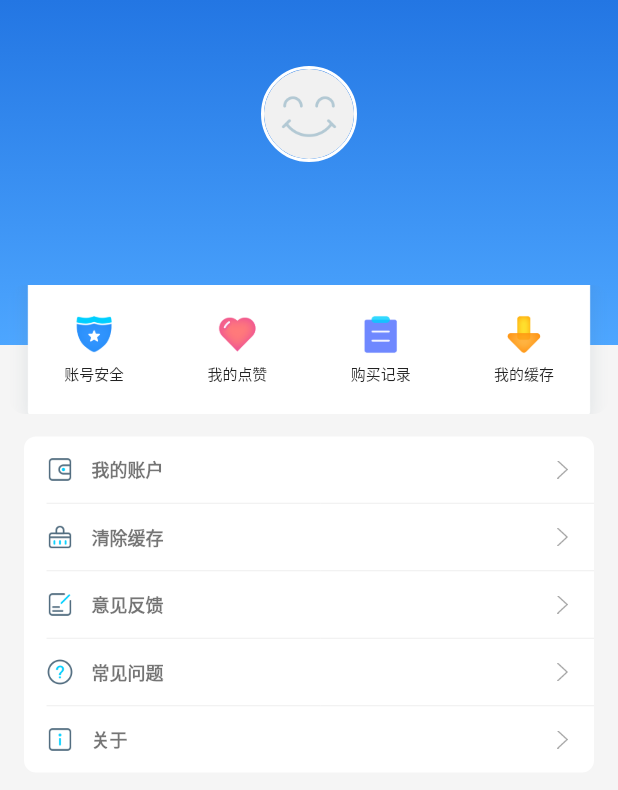
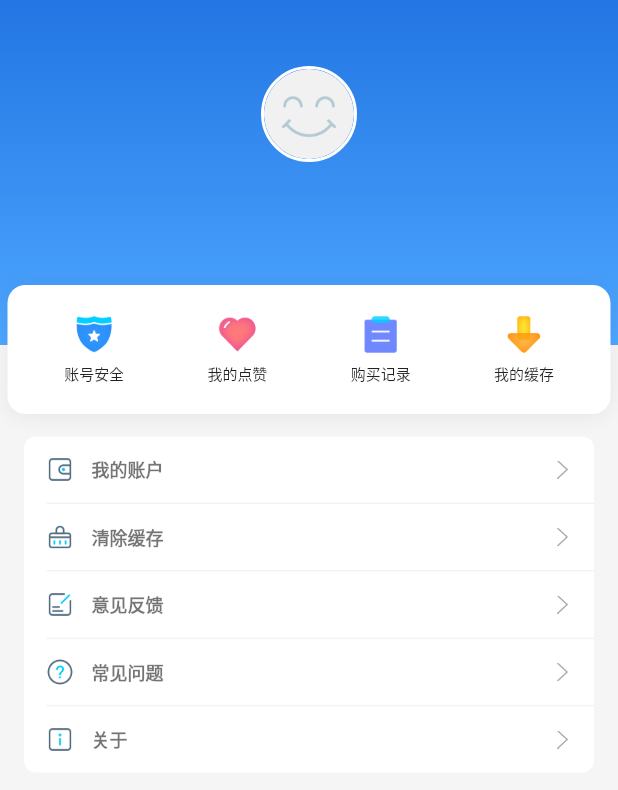
Before and after one commit to KysonLi/flutter_fmlinker, a Flutter app: the MyScreen screen opened by its route, on a phone screen of 412 x 824 dp. Shown: the top 790 px of the screen. Run offline on Flutter 3.47's test engine with Material 2 defaults, Android fonts, the phone set to English and light mode, and no system bars; our stand-ins replace cached_network_image, carousel_slider, device_info_plus, dio, flutter_easyloading, go_router and 8 more; missing offline and left inert: dart:html, fluwx; accounts and stored records are empty; network calls fail.

Commit message:
refactor(ui): 调整界面图标尺寸适配系统文本缩放，替换背景实现方式
1. 替换profile页面背景为白底+圆角+阴影实现
2. 所有页面图标尺寸跟随系统文本缩放系数调整

```diff
--- a/lib/screens/profile/profile_screen.dart
+++ b/lib/screens/profile/profile_screen.dart
@@ -295,11 +295,16 @@
     return Container(
       margin: const EdgeInsets.symmetric(horizontal: 5),
       decoration: BoxDecoration(
-        image: const DecorationImage(
-          image: AssetImage('assets/images/my_h_bg.png'),
-          fit: BoxFit.cover,
-        ),
+        // 去掉背景图，纯代码实现：白底 + 圆角 + 柔和阴影
+        color: Colors.white,
         borderRadius: BorderRadius.circular(12),
+        boxShadow: [
+          BoxShadow(
+            color: Colors.black.withOpacity(0.06),
+            blurRadius: 10,
+            offset: const Offset(0, 2),
+          ),
+        ],
       ),
       padding: const EdgeInsets.symmetric(vertical: 20, horizontal: 10),
       child: Row(
@@ -328,11 +333,13 @@
     String title,
     VoidCallback onTap,
   ) {
+    // 图标尺寸系数：iOS 上随全局文本缩放（屏宽/375），其他平台恒为 1.0
+    final double s = MediaQuery.textScaleFactorOf(context);
     return GestureDetector(
       onTap: onTap,
       child: Column(
         children: [
-          Image.asset(iconPath, width: 26, height: 26),
+          Image.asset(iconPath, width: 26 * s, height: 26 * s),
           const SizedBox(height: 5),
           Text(
             title,
@@ -367,13 +374,15 @@
   }
 
   Widget _buildListItem(String iconPath, String title, VoidCallback onTap) {
+    // 图标尺寸系数：iOS 上随全局文本缩放（屏宽/375），其他平台恒为 1.0
+    final double s = MediaQuery.textScaleFactorOf(context);
     return GestureDetector(
       onTap: onTap,
       child: Padding(
         padding: const EdgeInsets.symmetric(horizontal: 15, vertical: 13),
         child: Row(
           children: [
-            Image.asset(iconPath, width: 18, height: 18),
+            Image.asset(iconPath, width: 18 * s, height: 18 * s),
             const SizedBox(width: 12),
             Expanded(
               child: Text(
@@ -381,7 +390,7 @@
                 style: const TextStyle(fontSize: 12, color: Colors.black54, fontWeight: FontWeight.bold),
               ),
             ),
-            Image.asset('assets/icons/right_arrow.png', width: 12, height: 12),
+            Image.asset('assets/icons/right_arrow.png', width: 12 * s, height: 12 * s),
           ],
         ),
       ),
```
Also changed, not shown: lib/screens/auth/login_screen.dart (+10 -8 lines).
